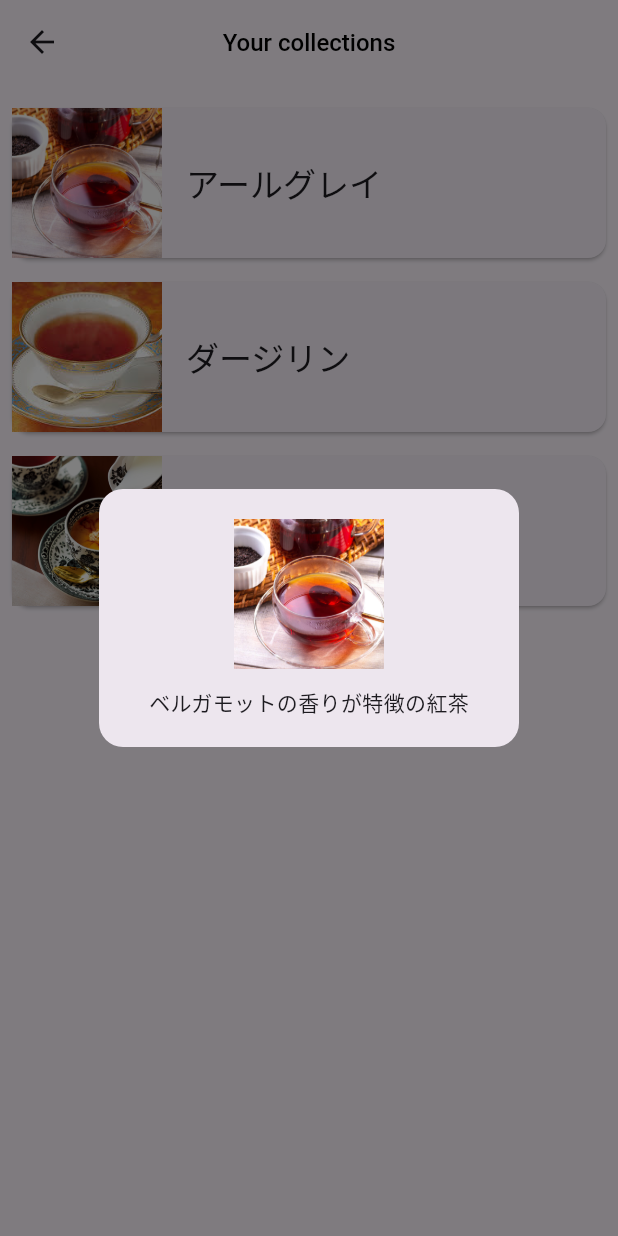
After one commit to usuiayaka/fluterMock, a Flutter app: the RecommendedTeaPage screen opened directly, after a tap on "アールグレイ", on a phone screen of 412 x 824 dp. The commit adds this screen. Run offline on Flutter 3.47's test engine with Material 3 defaults, Android fonts, the phone set to English and light mode, and no system bars; our stand-ins replace video_player.

Commit message:
collectionページの追加と遷移　モックの作成

```diff
--- a/lib/HomePage.dart
+++ b/lib/HomePage.dart
@@ -1,5 +1,6 @@
 import 'package:flutter/material.dart';
 import 'package:flutter_application_1/components/BottomNavigationBar.dart';
+import 'package:flutter_application_1/RecommendedTeaPage.dart';
 
 class HomePage extends StatefulWidget {
   @override
@@ -164,10 +165,11 @@ class _HomePageState extends State<HomePage> {
                 scrollDirection: Axis.horizontal,
                 controller: _scrollController,
                 child: Row(
-                  children: items
-                      .map((item) =>
-                          buildImageCard(item["image"]!, item["text"]!))
-                      .toList(),
+                  children: List.generate(
+                    items.length,
+                    (index) => buildImageCard(
+                        items[index]["image"]!, items[index]["text"]!, index),
+                  ),
                 ),
               ),
               SizedBox(height: 20),
@@ -178,9 +180,16 @@ class _HomePageState extends State<HomePage> {
     );
   }
 
-  Widget buildImageCard(String imagePath, String text) {
+  Widget buildImageCard(String imagePath, String text, int index) {
     return Padding(
       padding: EdgeInsets.only(right: 15),
+      child: GestureDetector(
+        onTap: () {
+          if (index == 0) {
+            Navigator.push(context,
+                MaterialPageRoute(builder: (_) => const RecommendedTeaPage()));
+          }
+        },
         child: Stack(
           children: [
             Container(
@@ -211,6 +220,7 @@ class _HomePageState extends State<HomePage> {
             ),
           ],
         ),
+      ),
     );
   }
 }
--- /dev/null
+++ b/lib/RecommendedTeaPage.dart
@@ -0,0 +1,142 @@
+import 'package:flutter/material.dart';
+import 'package:flutter_application_1/HomePage.dart';
+
+class Tea {
+  final int id;
+  final String name;
+  final String image;
+  final String description;
+  const Tea({
+    required this.id,
+    required this.name,
+    required this.image,
+    required this.description,
+  });
+}
+
+class RecommendedTeaPage extends StatelessWidget {
+  const RecommendedTeaPage({super.key});
+
+  final List<Tea> teas = const [
+    Tea(
+      id: 1,
+      name: "アールグレイ",
+      image: "assets/images/アールグレイ.jpg",
+      description: "ベルガモットの香りが特徴の紅茶",
+    ),
+    Tea(
+      id: 2,
+      name: "ダージリン",
+      image: "assets/images/ダージリン.jpg",
+      description: "紅茶のシャンパンと呼ばれる上品な香り",
+    ),
+    Tea(
+      id: 3,
+      name: "アッサム",
+      image: "assets/images/アッサム.jpg",
+      description: "濃厚でミルクティーに最適",
+    ),
+  ];
+
+  @override
+  Widget build(BuildContext context) {
+    return Scaffold(
+        body: Scrollbar(
+            child: CustomScrollView(
+      slivers: [
+        SliverAppBar(
+          title: Text(
+            "Your collections",
+            style: TextStyle(
+                color: Colors.black, fontSize: 16, fontWeight: FontWeight.w500),
+          ),
+          centerTitle: true,
+          floating: true,
+        ),
+        SliverPadding(
+            padding: const EdgeInsets.all(8),
+            sliver: SliverList(
+              delegate: SliverChildBuilderDelegate(
+                (context, index) {
+                  final tea = teas[index];
+                  return TeaListTile(tea: tea);
+                },
+                childCount: teas.length,
+              ),
+            )),
+      ],
+    )));
+  }
+}
+
+class TeaListTile extends StatelessWidget {
+  const TeaListTile({super.key, required this.tea});
+
+  final Tea tea;
+
+  @override
+  Widget build(BuildContext context) {
+    return Card(
+      margin: const EdgeInsets.symmetric(vertical: 8),
+      child: InkWell(
+        onTap: () => _showDetails(context),
+        child: Row(
+          children: [
+            Image.asset(
+              tea.image,
+              width: 100,
+              height: 100,
+              fit: BoxFit.cover,
+            ),
+            const SizedBox(width: 16),
+            Expanded(
+              child: Text(
+                tea.name,
+                style: Theme.of(context).textTheme.titleLarge,
+              ),
+            ),
+          ],
+        ),
+      ),
+    );
+  }
+
+  void _showDetails(BuildContext context) {
+    showGeneralDialog(
+      context: context,
+      barrierLabel: "tea_detail",
+      barrierDismissible: true,
+      pageBuilder: (_, __, ___) => Container(),
+      transitionBuilder: (ctx, a1, a2, child) {
+        final scale = Curves.easeInOut.transform(a1.value);
+        return Transform.scale(
+          scale: scale,
+          child: Dialog(
+            shape:
+                RoundedRectangleBorder(borderRadius: BorderRadius.circular(16)),
+            child: Padding(
+              padding: const EdgeInsets.all(20),
+              child: Column(
+                mainAxisSize: MainAxisSize.min,
+                children: [
+                  Image.asset(
+                    tea.image,
+                    width: 100,
+                    height: 100,
+                    fit: BoxFit.cover,
+                  ),
+                  const SizedBox(height: 12),
+                  Text(
+                    tea.description,
+                    style: Theme.of(context).textTheme.bodyMedium,
+                  ),
+                ],
+              ),
+            ),
+          ),
+        );
+      },
+      transitionDuration: const Duration(milliseconds: 200),
+    );
+  }
+}
--- a/lib/main.dart
+++ b/lib/main.dart
@@ -1,5 +1,4 @@
 import 'package:flutter/material.dart';
-import 'package:flutter_application_1/HomePage.dart';
 import 'package:flutter_application_1/Welcome.dart';
 
 void main() {
--- a/pubspec.yaml
+++ b/pubspec.yaml
@@ -31,6 +31,8 @@ dependencies:
   flutter:
     sdk: flutter
   video_player: ^2.7.0
+  cached_network_image: ^3.3.0
+  google_fonts: ^6.2.1
 
   # The following adds the Cupertino Icons font to your application.
   # Use with the CupertinoIcons class for iOS style icons.
```
Also changed, not shown: assets/images/アッサム.jpg (added), assets/images/アールグレイ.jpg (added), assets/images/ダージリン.jpg (added). Lines whose indentation alone changed are shown as unchanged.
